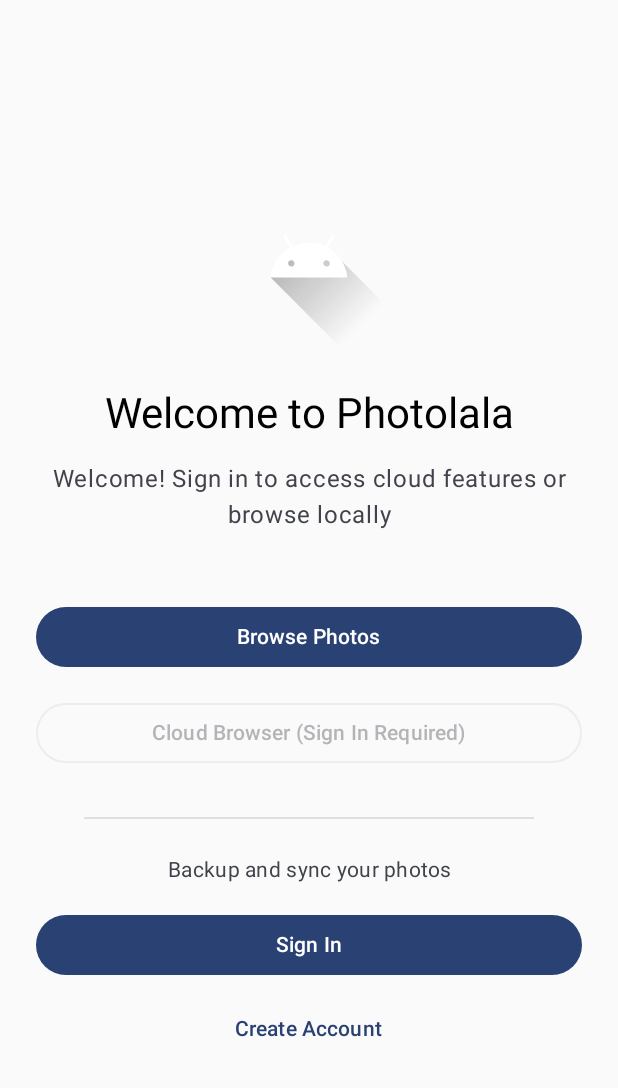
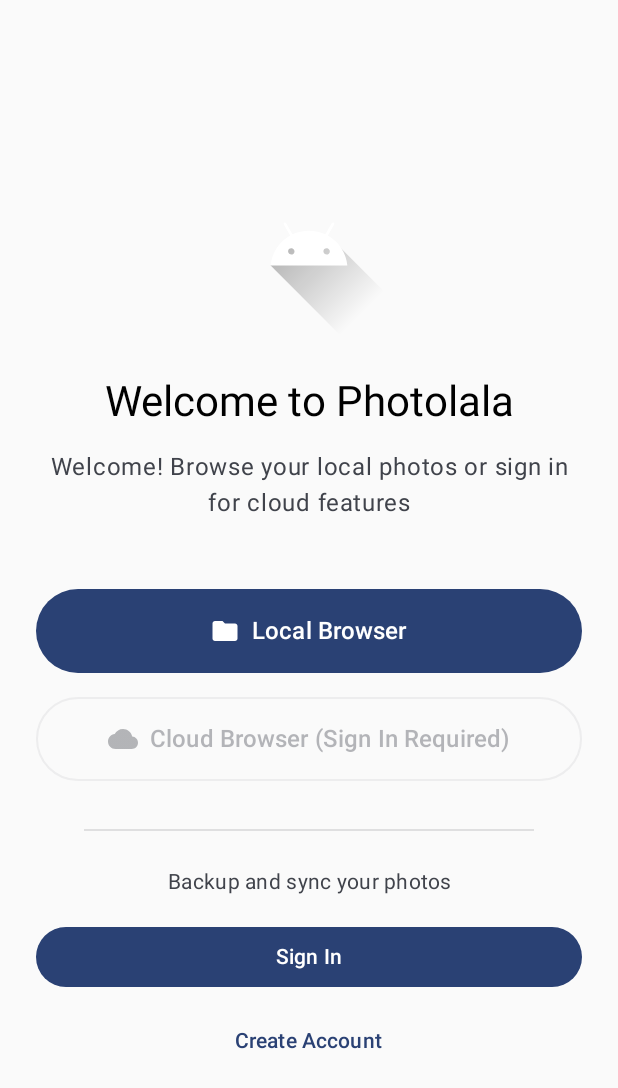
Before and after one commit to codelynx/Photolala, an Android app built with Jetpack Compose: the screen it shows after launch (MainActivity), on a phone screen of 412 x 824 dp. Shown: the top 1088 px of the screen. Run offline under Robolectric (Android 15) with nearby library versions, the phone set to English and light mode, and no system bars; our stand-ins replace Dagger/Hilt's generated code, Room's generated code; libraries missing offline, so code that uses them is left out: io.jsonwebtoken, io.jsonwebtoken.security.

Commit message:
feat(android): Update welcome screen with clear Local Browser button
- Rename 'Browse Photos' to 'Local Browser' for clarity
- Add folder and cloud icons to distinguish local vs cloud browsing
- Update welcome text to explicitly mention local photos
- Make button heights consistent at 56dp
- Improve visual hierarchy between local and cloud options

🤖 Generated with [Claude Code](https://claude.ai/code)

Co-Authored-By: Claude <noreply@anthropic.com>

```diff
--- a/android/app/src/main/java/com/electricwoods/photolala/ui/screens/WelcomeScreen.kt
+++ b/android/app/src/main/java/com/electricwoods/photolala/ui/screens/WelcomeScreen.kt
@@ -11,6 +11,8 @@ import androidx.compose.foundation.text.selection.SelectionContainer
 import androidx.compose.material.icons.Icons
 import androidx.compose.material.icons.filled.AccountCircle
 import androidx.compose.material.icons.filled.CheckCircle
+import androidx.compose.material.icons.filled.Folder
+import androidx.compose.material.icons.filled.Cloud
 import androidx.compose.material3.*
 import androidx.compose.runtime.*
 import androidx.compose.ui.Alignment
@@ -94,9 +96,9 @@ fun WelcomeScreen(
 
 		Text(
 			text = if (isSignedIn) {
-				"Welcome back! Choose how to browse your photos"
+				"Welcome back! Browse your local photos or access cloud storage"
 			} else {
-				"Welcome! Sign in to access cloud features or browse locally"
+				"Welcome! Browse your local photos or sign in for cloud features"
 			},
 			style = MaterialTheme.typography.bodyLarge,
 			textAlign = TextAlign.Center,
@@ -111,12 +113,23 @@ fun WelcomeScreen(
 
 		Spacer(modifier = Modifier.height(48.dp))
 
-		// Browse button
+		// Local browser button
 		Button(
 			onClick = onBrowsePhotosClick,
-			modifier = Modifier.fillMaxWidth()
+			modifier = Modifier
+				.fillMaxWidth()
+				.height(56.dp),
+			colors = ButtonDefaults.buttonColors(
+				containerColor = MaterialTheme.colorScheme.primary
+			)
 		) {
-			Text("Browse Photos")
+			Icon(
+				imageVector = Icons.Default.Folder,
+				contentDescription = null,
+				modifier = Modifier.size(20.dp)
+			)
+			Spacer(modifier = Modifier.width(8.dp))
+			Text("Local Browser", fontSize = 16.sp)
 		}
 
 		Spacer(modifier = Modifier.height(16.dp))
@@ -124,10 +137,21 @@ fun WelcomeScreen(
 		// Cloud browser button (enabled if signed in)
 		OutlinedButton(
 			onClick = onCloudBrowserClick,
-			modifier = Modifier.fillMaxWidth(),
+			modifier = Modifier
+				.fillMaxWidth()
+				.height(56.dp),
 			enabled = isSignedIn
 		) {
-			Text(if (isSignedIn) "Cloud Browser" else "Cloud Browser (Sign In Required)")
+			Icon(
+				imageVector = Icons.Default.Cloud,
+				contentDescription = null,
+				modifier = Modifier.size(20.dp)
+			)
+			Spacer(modifier = Modifier.width(8.dp))
+			Text(
+				text = if (isSignedIn) "Cloud Browser" else "Cloud Browser (Sign In Required)",
+				fontSize = 16.sp
+			)
 		}
 
 		// Sign in/Create account section
```
